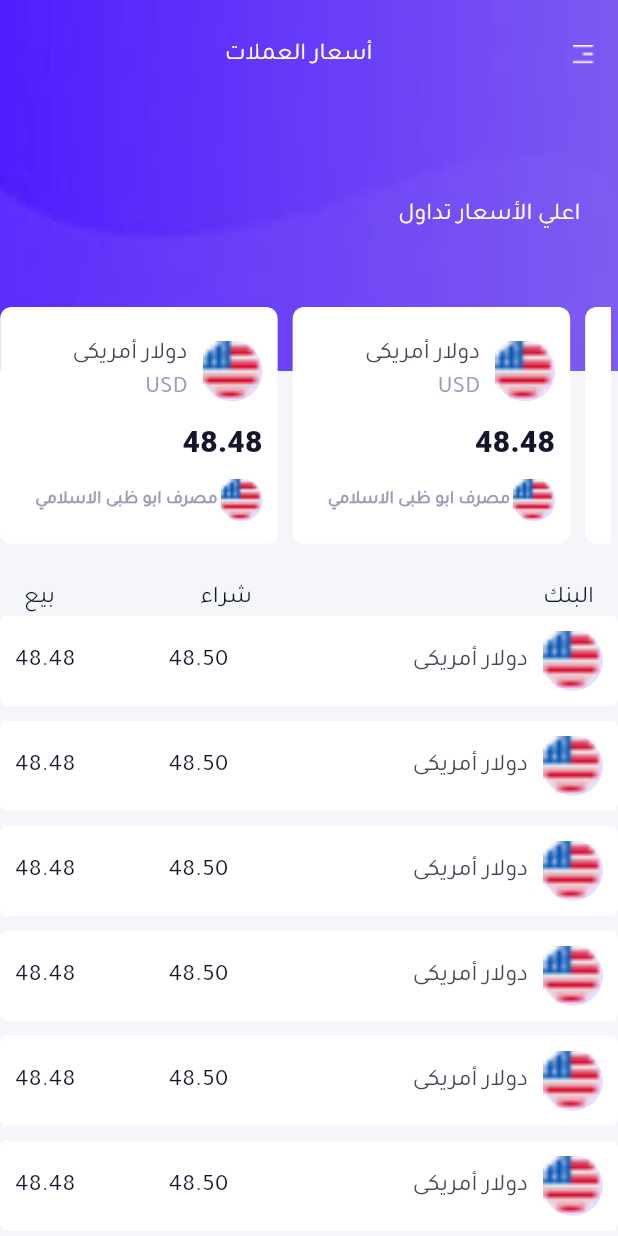
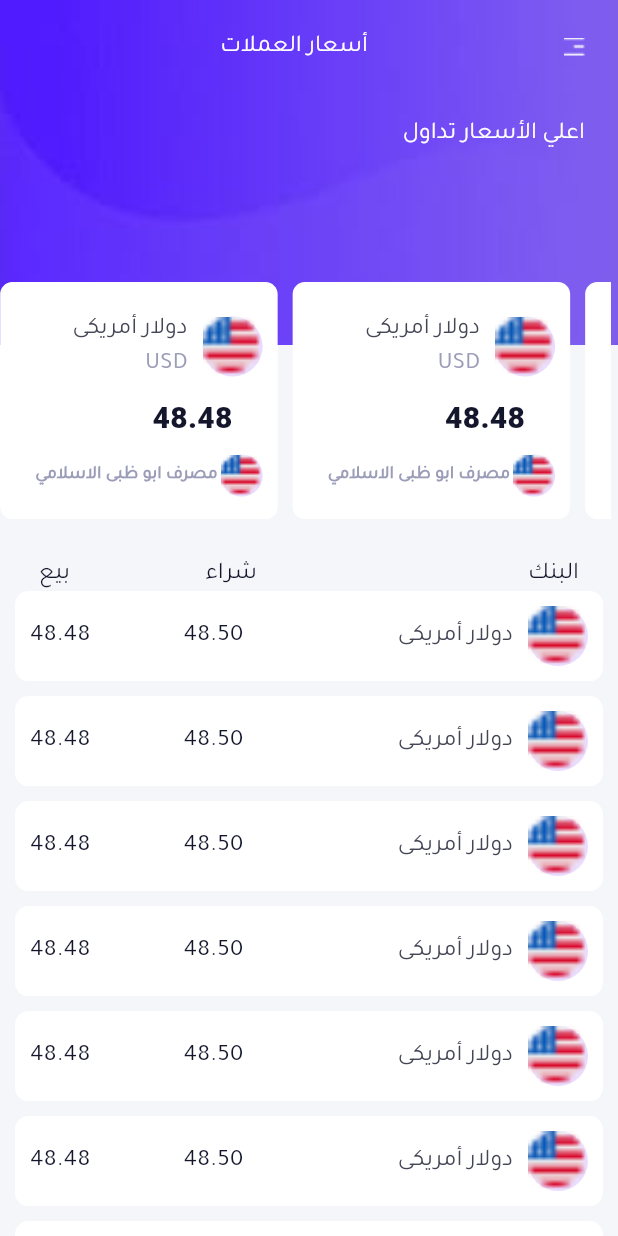
Before and after one commit to mohamedamr77/Currencies, a Flutter app: the DashboardScreen screen opened directly, on a phone screen of 412 x 824 dp. Run offline on Flutter 3.47's test engine with Material 3 defaults, Android fonts, the phone set to English and light mode, and no system bars.

Commit message:
refactor dashboard screen code

```diff
--- a/lib/features/Dashboard/screen.dart
+++ b/lib/features/Dashboard/screen.dart
@@ -11,7 +11,7 @@ class DashboardScreen extends StatefulWidget {
 class _DashboardScreenState extends State<DashboardScreen> {
   @override
   Widget build(BuildContext context) {
-    return Scaffold(
+    return const Scaffold(
       backgroundColor: ColorApp.backgroundColor,
       body:  DashboardBody(),
     );
--- a/lib/features/Dashboard/views/widgets/background_image_top_screen.dart
+++ /dev/null
@@ -1,16 +0,0 @@
-import 'package:flutter/cupertino.dart';
-import '../../../../core/image.dart';
-
-
-class BackgroundImageTopScreen extends StatelessWidget {
-  const BackgroundImageTopScreen({super.key});
-
-  @override
-  Widget build(BuildContext context) {
-    return  Image(image:const AssetImage(ImageApp.appBarBGDashboardImage),
-      fit: BoxFit.fitHeight,
-      width: double.infinity,
-      height: MediaQuery.sizeOf(context).height*0.3,
-    );
-  }
-}
--- a/lib/features/Dashboard/views/widgets/container_heigst_price.dart
+++ b/lib/features/Dashboard/views/widgets/container_heigst_price.dart
@@ -48,7 +48,7 @@ class CustomContainerHighestTradingPrices extends StatelessWidget {
             ],
           ),
           Padding(
-            padding: EdgeInsets.symmetric(vertical: 10),
+            padding: EdgeInsets.symmetric(vertical: 10,horizontal: 20),
             child: LimitedNumberText(number: 48.48),
           ),
           Row(
--- /dev/null
+++ b/lib/features/Dashboard/views/widgets/custom_appbar.dart
@@ -0,0 +1,93 @@
+import 'package:flutter/material.dart';
+
+import '../../../../core/color.dart';
+import '../../../../core/image.dart';
+import '../../../../core/text.dart';
+import 'container_heigst_price.dart';
+
+class CustomAppbar extends StatelessWidget {
+  const CustomAppbar({super.key});
+
+  @override
+  Widget build(BuildContext context) {
+    return
+      SizedBox(
+        height: MediaQuery.sizeOf(context).height*0.42,
+        child: Stack(
+          children: [
+            Container(
+              height: 230,
+              width: double.infinity,
+              decoration: const BoxDecoration(
+                image: DecorationImage(
+                  image: AssetImage(ImageApp.appBarBGDashboardImage),
+                  fit: BoxFit.fill,
+                ),
+              ),
+              child:const Column(
+                children: [
+                  SafeArea(
+                    child: Padding(
+                      padding: EdgeInsets.only(left: 16, right: 22, top: 20),
+                      child: Row(
+                        mainAxisAlignment: MainAxisAlignment.center,
+                        children: [
+                          Expanded(
+                            child: Text(TextAPP.titleCenterDashboard,
+                              textAlign: TextAlign.center,
+                              style: TextStyle(
+                                color: ColorApp.whiteColor,
+                                fontFamily: "Tajawal",
+                                fontSize: 16,
+                              ),
+                            ),
+                          ),
+                          Image(image: AssetImage(ImageApp.actionDashboardImage),
+                          ),
+                        ],
+                      ),
+                    ),
+                  ),
+                  Padding(
+                    padding: EdgeInsets.only(right: 22,top: 35),
+                    child: Align(
+                      alignment: Alignment.centerRight,
+                      child: Text(
+                        TextAPP.highestTradingPrices,
+                        style: TextStyle(
+                          color: ColorApp.whiteColor,
+                          fontFamily: "Tajawal",
+                          fontSize: 16,
+                        ),
+                      ),
+                    ),
+                  ),
+                ],
+              ),
+            ),
+            const Positioned(
+              bottom: 0,
+              right: 5,
+              left: 0.1, // Ensure the containers are centered horizontally
+              child: SingleChildScrollView(
+                scrollDirection: Axis.horizontal,
+                child: Row(
+                  children: [
+                    CustomContainerHighestTradingPrices(),
+                    SizedBox(width: 10),
+                    CustomContainerHighestTradingPrices(),
+                    SizedBox(width: 10),
+                    CustomContainerHighestTradingPrices(),
+                    SizedBox(width: 10),
+                    CustomContainerHighestTradingPrices(),
+                    SizedBox(width: 10),
+                    CustomContainerHighestTradingPrices(),
+                  ],
+                ),
+              ),
+            )
+          ],
+        ),
+      );
+  }
+}
--- a/lib/features/Dashboard/views/widgets/dashboard_body.dart
+++ b/lib/features/Dashboard/views/widgets/dashboard_body.dart
@@ -1,27 +1,29 @@
-import 'package:digitaltransactions/features/Dashboard/views/widgets/title_drawar.dart';
+import 'package:digitaltransactions/features/Dashboard/views/widgets/custom_appbar.dart';
+import 'package:digitaltransactions/features/Dashboard/views/widgets/three_Text_bank_buying_selling.dart';
 import 'package:flutter/material.dart';
-
-import '../../../../core/color.dart';
-import '../../../../core/text.dart';
-import 'background_image_top_screen.dart';
-import 'container_heigst_price.dart';
+import 'listview_vertical.dart';
 
 class DashboardBody extends StatelessWidget {
   const DashboardBody({super.key});
 
   @override
   Widget build(BuildContext context) {
-    return SingleChildScrollView(
+    return const SingleChildScrollView(
       child: Column(
         children: [
-          SizedBox(
-            height: MediaQuery.of(context).size.height * 0.44,
-            child: Stack(
-              alignment: Alignment.topCenter,
-              children: [
-                const BackgroundImageTopScreen(),
-                const TitleAndDrawer(),
-                Positioned(
+
+          CustomAppbar(),
+
+          BankBuyingSelling(),
+
+          ListviewVertical(),
+        ],
+      ),
+    );
+  }
+}
+/*
+ Positioned(
                   top: MediaQuery.of(context).size.height * 0.16,
                   right: 25,
                   child: const Text(
@@ -33,7 +35,10 @@ class DashboardBody extends StatelessWidget {
                     ),
                   ),
                 ),
-                const Positioned(
+ */
+
+/*
+Positioned(
                   bottom: 0,
                   right: 5,
                   left: 0.1, // Ensure the containers are centered horizontally
@@ -54,103 +59,4 @@ class DashboardBody extends StatelessWidget {
                     ),
                   ),
                 )
-              ],
-            ),
-          ),
-          const Padding(
-            padding: EdgeInsets.only(top: 25, right: 16, left: 16),
-            child: Row(
-              textDirection: TextDirection.rtl,
-              children: [
-                Text(
-                  "البنك",
-                  textAlign: TextAlign.right,
-                  style: TextStyle(
-                    color: Color(0xff14172c),
-                    fontFamily: "Tajawal",
-                    fontSize: 16,
-                  ),
-                ),
-                Spacer(flex: 2),
-                Text(
-                  "شراء",
-                  textAlign: TextAlign.right,
-                  style: TextStyle(
-                    color: Color(0xff14172c),
-                    fontFamily: "Tajawal",
-                    fontSize: 16,
-                  ),
-                ),
-                Spacer(flex: 1),
-                Text(
-                  "بيع",
-                  textAlign: TextAlign.right,
-                  style: TextStyle(
-                    color: Color(0xff14172c),
-                    fontFamily: "Tajawal",
-                    fontSize: 16,
-                  ),
-                ),
-              ],
-            ),
-          ),
-          ListView.separated(
-              physics: const NeverScrollableScrollPhysics(),
-              shrinkWrap: true,
-              itemBuilder: (context, index) =>  Container(
-                padding: const EdgeInsets.all(10),
-                decoration: BoxDecoration(
-                  color: Colors.white,
-                  borderRadius: BorderRadius.circular(5),
-                ),
-                child: const Row(
-                  textDirection: TextDirection.rtl,
-                  children: [
-                    CircleAvatar(
-                      child: Image(
-                        image: AssetImage("assets/images/amreica.png"),
-                        fit: BoxFit.cover,
-                        width: double.infinity,
-                        height: double.infinity,
-                      ),
-                    ),
-                    SizedBox(width: 10),
-                    CountryCurrency("دولار أمريكى "),
-                    Spacer(flex: 2,),
-                    Row(
-                      mainAxisAlignment: MainAxisAlignment.center,
-                      crossAxisAlignment: CrossAxisAlignment.center,
-                      children: [
-                        Text(
-                          "48.48", // Replace with the actual buying price
-                          style: TextStyle(
-                            color: Color(0xff14172c),
-                            fontFamily: "Tajawal",
-                            fontSize: 16,
-                          ),
-                        ),
-                        SizedBox(width: 62),
-                        Text(
-                          "48.50", // Replace with the actual selling price
-                          style: TextStyle(
-                            color: Color(0xff14172c),
-                            fontFamily: "Tajawal",
-                            fontSize: 16,
-                          ),
-                        ),
-                      ],
-                    ),
-
-                  ],
-                ),
-              ),
-              separatorBuilder: (context, index) {
-                return const SizedBox(height: 10,);
-              },
-              itemCount: 10
-          ),
-        ],
-      ),
-    );
-  }
-}
+ */
--- /dev/null
+++ b/lib/features/Dashboard/views/widgets/listview_vertical.dart
@@ -0,0 +1,67 @@
+import 'package:flutter/material.dart';
+
+import 'container_heigst_price.dart';
+
+class ListviewVertical extends StatelessWidget {
+  const ListviewVertical({super.key});
+
+  @override
+  Widget build(BuildContext context) {
+    return   ListView.separated(
+        physics: const NeverScrollableScrollPhysics(),
+        shrinkWrap: true,
+        itemBuilder: (context, index) =>  Container(
+          margin: EdgeInsets.symmetric(horizontal: 10),
+          padding: const EdgeInsets.all(10),
+          decoration: BoxDecoration(
+            color: Colors.white,
+            borderRadius: BorderRadius.circular(9),
+          ),
+          child: const Row(
+            textDirection: TextDirection.rtl,
+            children: [
+              CircleAvatar(
+                child: Image(
+                  image: AssetImage("assets/images/amreica.png"),
+                  fit: BoxFit.cover,
+                  width: double.infinity,
+                  height: double.infinity,
+                ),
+              ),
+              SizedBox(width: 10),
+              CountryCurrency("دولار أمريكى "),
+              Spacer(flex: 2,),
+              Row(
+                mainAxisAlignment: MainAxisAlignment.center,
+                crossAxisAlignment: CrossAxisAlignment.center,
+                children: [
+                  Text(
+                    "48.48", // Replace with the actual buying price
+                    style: TextStyle(
+                      color: Color(0xff14172c),
+                      fontFamily: "Tajawal",
+                      fontSize: 16,
+                    ),
+                  ),
+                  SizedBox(width: 62),
+                  Text(
+                    "48.50", // Replace with the actual selling price
+                    style: TextStyle(
+                      color: Color(0xff14172c),
+                      fontFamily: "Tajawal",
+                      fontSize: 16,
+                    ),
+                  ),
+                ],
+              ),
+
+            ],
+          ),
+        ),
+        separatorBuilder: (context, index) {
+          return const SizedBox(height: 10,);
+        },
+        itemCount: 10
+    );
+  }
+}
--- /dev/null
+++ b/lib/features/Dashboard/views/widgets/three_Text_bank_buying_selling.dart
@@ -0,0 +1,46 @@
+import 'package:flutter/material.dart';
+
+class BankBuyingSelling extends StatelessWidget {
+  const BankBuyingSelling({super.key});
+
+  @override
+  Widget build(BuildContext context) {
+    return  const Padding(
+      padding: EdgeInsets.only(top: 25, right: 26, left: 26),
+      child: Row(
+        textDirection: TextDirection.rtl,
+        children: [
+          Text(
+            "البنك",
+            textAlign: TextAlign.right,
+            style: TextStyle(
+              color: Color(0xff14172c),
+              fontFamily: "Tajawal",
+              fontSize: 16,
+            ),
+          ),
+          Spacer(flex: 2),
+          Text(
+            "شراء",
+            textAlign: TextAlign.right,
+            style: TextStyle(
+              color: Color(0xff14172c),
+              fontFamily: "Tajawal",
+              fontSize: 16,
+            ),
+          ),
+          Spacer(flex: 1),
+          Text(
+            "بيع",
+            textAlign: TextAlign.right,
+            style: TextStyle(
+              color: Color(0xff14172c),
+              fontFamily: "Tajawal",
+              fontSize: 16,
+            ),
+          ),
+        ],
+      ),
+    );
+  }
+}
--- a/lib/features/Dashboard/views/widgets/title_drawar.dart
+++ /dev/null
@@ -1,35 +0,0 @@
-import 'package:flutter/material.dart';
-
-import '../../../../core/color.dart';
-import '../../../../core/image.dart';
-import '../../../../core/text.dart';
-
-
-class TitleAndDrawer extends StatelessWidget {
-  const TitleAndDrawer({super.key});
-
-  @override
-  Widget build(BuildContext context) {
-    return const SafeArea(
-      child: Padding(
-        padding: EdgeInsets.symmetric(vertical: 25,horizontal: 16),
-        child: Row(
-          mainAxisAlignment: MainAxisAlignment.center,
-          children: [
-            Expanded(
-              child: Text(TextAPP.titleCenterDashboard,
-                textAlign: TextAlign.center,
-                style: TextStyle(
-                  color: ColorApp.whiteColor,
-                  fontFamily: "Tajawal",
-                  fontSize: 16,
-                ),
-              ),
-            ),
-            Image(image: AssetImage(ImageApp.actionDashboardImage)),
-          ],
-        ),
-      ),
-    );
-  }
-}
--- a/lib/features/DetialsScreen/screen.dart
+++ b/lib/features/DetialsScreen/screen.dart
@@ -13,7 +13,6 @@ class DetailsScreen extends StatelessWidget {
       SizedBox(
         height: MediaQuery.sizeOf(context).height*0.35,
         child: Stack(
-
           children: [
             Image(
               image:const AssetImage(ImageApp.appBarBGDetailsImage),
@@ -21,7 +20,7 @@ class DetailsScreen extends StatelessWidget {
               width: double.infinity,
               height: MediaQuery.sizeOf(context).height*0.3,
             ),
-            Positioned(
+            const Positioned(
               bottom: 0,
               right: 0,
               left: 0,
@@ -42,7 +41,7 @@ class DetailsScreen extends StatelessWidget {
                   ),
                 ]
               ),
-            )
+            ),
           ],
         ),
       ),
--- a/lib/main.dart
+++ b/lib/main.dart
@@ -13,7 +13,7 @@ class MyApp extends StatelessWidget{
   Widget build(BuildContext context) {
     return const MaterialApp(
       debugShowCheckedModeBanner: false,
-      home: DashboardScreen(),
+      home: DetailsScreen(),
     );
   }
 
```
